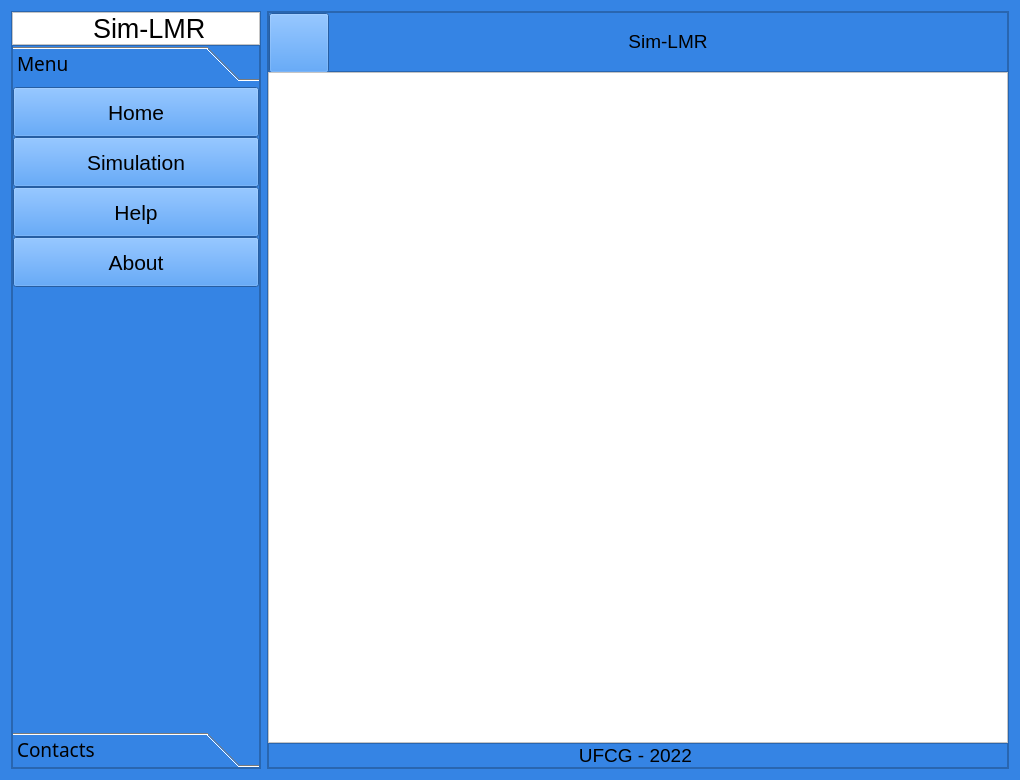
This is form.ui in AdeilsonLeal1/Simulador-SPR-LMR as Qt 5 draws it before an edit. The edited form follows.
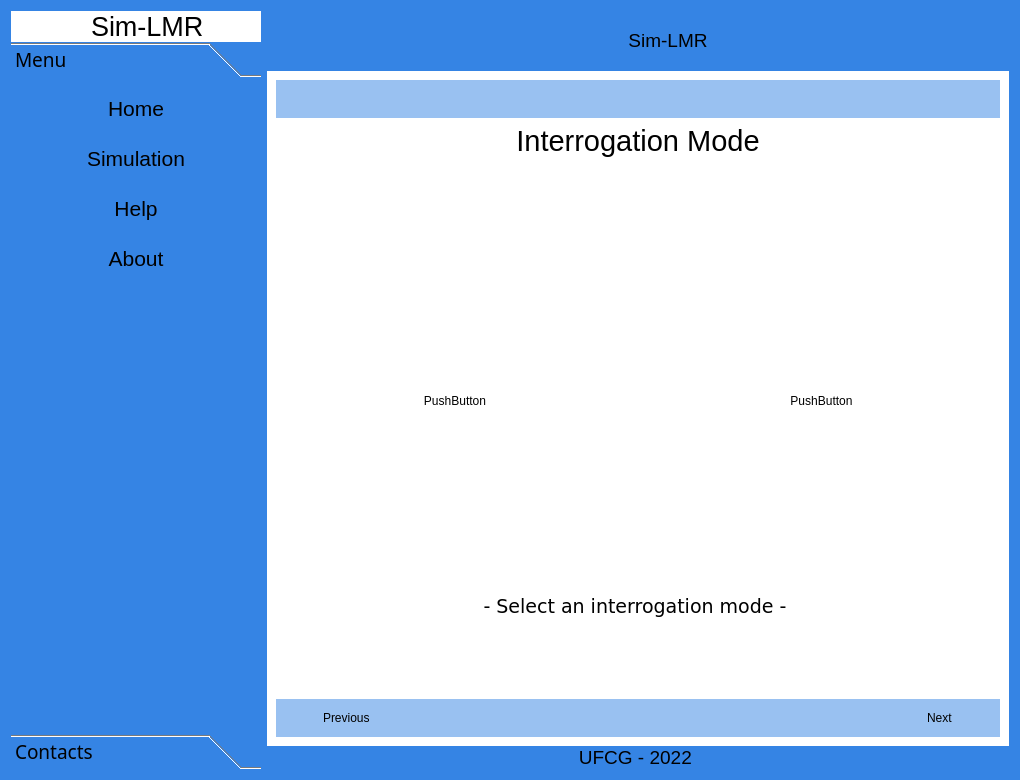
This is the edited form. The open tabs and pages were chosen to show the change. Icons and pictures are not drawn.

Commit message: Janela interrogation mode inserida

Diff of the .ui file:
```diff
--- a/form.ui
+++ b/form.ui
@@ -32,6 +32,12 @@
        <height>16777215</height>
       </size>
      </property>
+     <property name="styleSheet">
+      <string notr="true">border: none;
+
+
+</string>
+     </property>
      <property name="frameShape">
       <enum>QFrame::StyledPanel</enum>
      </property>
@@ -151,7 +157,12 @@
             </font>
            </property>
            <property name="styleSheet">
-            <string notr="true"/>
+            <string notr="true">QPushButton:hover{
+		
+	background-color: rgb(153, 193, 241);
+
+
+}</string>
            </property>
            <property name="currentIndex">
             <number>0</number>
@@ -161,8 +172,8 @@
              <rect>
               <x>0</x>
               <y>0</y>
-              <width>246</width>
-              <height>634</height>
+              <width>250</width>
+              <height>640</height>
              </rect>
             </property>
             <property name="font">
@@ -171,6 +182,10 @@
               <pointsize>14</pointsize>
              </font>
             </property>
+            <property name="styleSheet">
+             <string notr="true">
+</string>
+            </property>
             <attribute name="label">
              <string>Menu</string>
             </attribute>
@@ -204,6 +219,9 @@
                  <pointsize>16</pointsize>
                 </font>
                </property>
+               <property name="styleSheet">
+                <string notr="true"/>
+               </property>
                <property name="text">
                 <string>Home</string>
                </property>
@@ -344,6 +362,18 @@
    </item>
    <item>
     <widget class="QFrame" name="main_container">
+     <property name="styleSheet">
+      <string notr="true">*{
+
+border: none;
+
+}
+
+QPushButton:hover{
+	background-color: rgb(153, 193, 241);
+}
+</string>
+     </property>
      <property name="frameShape">
       <enum>QFrame::StyledPanel</enum>
      </property>
@@ -380,6 +410,10 @@
           <height>60</height>
          </size>
         </property>
+        <property name="styleSheet">
+         <string notr="true">
+</string>
+        </property>
         <property name="frameShape">
          <enum>QFrame::StyledPanel</enum>
         </property>
@@ -952,7 +986,303 @@
              </item>
             </layout>
            </widget>
-           <widget class="QWidget" name="interrogation_mode_pg"/>
+           <widget class="QWidget" name="interrogation_mode_pg">
+            <layout class="QVBoxLayout" name="verticalLayout_8">
+             <item>
+              <widget class="QFrame" name="frame_hierarq_2">
+               <property name="styleSheet">
+                <string notr="true">background-color: rgb(153, 193, 241);</string>
+               </property>
+               <property name="frameShape">
+                <enum>QFrame::StyledPanel</enum>
+               </property>
+               <property name="frameShadow">
+                <enum>QFrame::Raised</enum>
+               </property>
+               <layout class="QHBoxLayout" name="horizontalLayout_10">
+                <item>
+                 <widget class="QPushButton" name="btn_home_2">
+                  <property name="minimumSize">
+                   <size>
+                    <width>20</width>
+                    <height>20</height>
+                   </size>
+                  </property>
+                  <property name="maximumSize">
+                   <size>
+                    <width>20</width>
+                    <height>20</height>
+                   </size>
+                  </property>
+                  <property name="text">
+                   <string/>
+                  </property>
+                  <property name="icon">
+                   <iconset resource="icons_.qrc">
+                    <normaloff>:/icons/icons/casa.png</normaloff>:/icons/icons/casa.png</iconset>
+                  </property>
+                  <property name="iconSize">
+                   <size>
+                    <width>20</width>
+                    <height>20</height>
+                   </size>
+                  </property>
+                 </widget>
+                </item>
+                <item>
+                 <spacer name="horizontalSpacer_8">
+                  <property name="orientation">
+                   <enum>Qt::Horizontal</enum>
+                  </property>
+                  <property name="sizeHint" stdset="0">
+                   <size>
+                    <width>675</width>
+                    <height>20</height>
+                   </size>
+                  </property>
+                 </spacer>
+                </item>
+               </layout>
+              </widget>
+             </item>
+             <item>
+              <widget class="QLabel" name="Interrogatio_label">
+               <property name="font">
+                <font>
+                 <pointsize>20</pointsize>
+                </font>
+               </property>
+               <property name="text">
+                <string>&lt;html&gt;&lt;head/&gt;&lt;body&gt;&lt;p align=&quot;center&quot;&gt;&lt;span style=&quot; font-size:22pt;&quot;&gt;Interrogation Mode&lt;/span&gt;&lt;/p&gt;&lt;/body&gt;&lt;/html&gt;</string>
+               </property>
+              </widget>
+             </item>
+             <item>
+              <spacer name="verticalSpacer_5">
+               <property name="orientation">
+                <enum>Qt::Vertical</enum>
+               </property>
+               <property name="sizeHint" stdset="0">
+                <size>
+                 <width>20</width>
+                 <height>53</height>
+                </size>
+               </property>
+              </spacer>
+             </item>
+             <item>
+              <widget class="QFrame" name="frame_AIM_WIM">
+               <property name="minimumSize">
+                <size>
+                 <width>680</width>
+                 <height>350</height>
+                </size>
+               </property>
+               <property name="frameShape">
+                <enum>QFrame::StyledPanel</enum>
+               </property>
+               <property name="frameShadow">
+                <enum>QFrame::Raised</enum>
+               </property>
+               <layout class="QHBoxLayout" name="horizontalLayout_11">
+                <property name="spacing">
+                 <number>9</number>
+                </property>
+                <property name="leftMargin">
+                 <number>0</number>
+                </property>
+                <property name="topMargin">
+                 <number>0</number>
+                </property>
+                <property name="rightMargin">
+                 <number>0</number>
+                </property>
+                <property name="bottomMargin">
+                 <number>0</number>
+                </property>
+                <item>
+                 <widget class="QPushButton" name="aim_btn">
+                  <property name="sizePolicy">
+                   <sizepolicy hsizetype="Minimum" vsizetype="Preferred">
+                    <horstretch>0</horstretch>
+                    <verstretch>0</verstretch>
+                   </sizepolicy>
+                  </property>
+                  <property name="minimumSize">
+                   <size>
+                    <width>300</width>
+                    <height>300</height>
+                   </size>
+                  </property>
+                  <property name="maximumSize">
+                   <size>
+                    <width>400</width>
+                    <height>400</height>
+                   </size>
+                  </property>
+                  <property name="text">
+                   <string>PushButton</string>
+                  </property>
+                 </widget>
+                </item>
+                <item>
+                 <widget class="QPushButton" name="wim_btn">
+                  <property name="sizePolicy">
+                   <sizepolicy hsizetype="Minimum" vsizetype="Preferred">
+                    <horstretch>0</horstretch>
+                    <verstretch>0</verstretch>
+                   </sizepolicy>
+                  </property>
+                  <property name="minimumSize">
+                   <size>
+                    <width>300</width>
+                    <height>300</height>
+                   </size>
+                  </property>
+                  <property name="maximumSize">
+                   <size>
+                    <width>400</width>
+                    <height>400</height>
+                   </size>
+                  </property>
+                  <property name="text">
+                   <string>PushButton</string>
+                  </property>
+                 </widget>
+                </item>
+               </layout>
+              </widget>
+             </item>
+             <item>
+              <widget class="QLabel" name="warning_inter">
+               <property name="sizePolicy">
+                <sizepolicy hsizetype="Preferred" vsizetype="Minimum">
+                 <horstretch>0</horstretch>
+                 <verstretch>0</verstretch>
+                </sizepolicy>
+               </property>
+               <property name="minimumSize">
+                <size>
+                 <width>50</width>
+                 <height>50</height>
+                </size>
+               </property>
+               <property name="font">
+                <font>
+                 <pointsize>14</pointsize>
+                </font>
+               </property>
+               <property name="text">
+                <string>&lt;html&gt;&lt;head/&gt;&lt;body&gt;&lt;pre align=&quot;center&quot; style=&quot; margin-top:12px; margin-bottom:12px; margin-left:0px; margin-right:0px; -qt-block-indent:0; text-indent:0px;&quot;&gt;&lt;a name=&quot;tw-target-text-container&quot;/&gt;&lt;span style=&quot; font-family:'monospace';&quot;/&gt;&lt;span style=&quot; font-family:'monospace';&quot;&gt;- Select an interrogation mode - &lt;/span&gt;&lt;/pre&gt;&lt;/body&gt;&lt;/html&gt;</string>
+               </property>
+              </widget>
+             </item>
+             <item>
+              <spacer name="verticalSpacer_6">
+               <property name="orientation">
+                <enum>Qt::Vertical</enum>
+               </property>
+               <property name="sizeHint" stdset="0">
+                <size>
+                 <width>20</width>
+                 <height>52</height>
+                </size>
+               </property>
+              </spacer>
+             </item>
+             <item>
+              <widget class="QFrame" name="frame_next_previous_2">
+               <property name="styleSheet">
+                <string notr="true">background-color: rgb(153, 193, 241);</string>
+               </property>
+               <property name="frameShape">
+                <enum>QFrame::StyledPanel</enum>
+               </property>
+               <property name="frameShadow">
+                <enum>QFrame::Raised</enum>
+               </property>
+               <layout class="QHBoxLayout" name="horizontalLayout_9">
+                <item>
+                 <widget class="QPushButton" name="prev_btn_inter">
+                  <property name="text">
+                   <string/>
+                  </property>
+                  <property name="icon">
+                   <iconset resource="icons_.qrc">
+                    <normaloff>:/icons/icons/simbolo-de-setas-duplas-para-a-esquerda.png</normaloff>:/icons/icons/simbolo-de-setas-duplas-para-a-esquerda.png</iconset>
+                  </property>
+                  <property name="iconSize">
+                   <size>
+                    <width>25</width>
+                    <height>25</height>
+                   </size>
+                  </property>
+                 </widget>
+                </item>
+                <item>
+                 <widget class="QLabel" name="label_9">
+                  <property name="text">
+                   <string>Previous</string>
+                  </property>
+                 </widget>
+                </item>
+                <item>
+                 <spacer name="horizontalSpacer_5">
+                  <property name="orientation">
+                   <enum>Qt::Horizontal</enum>
+                  </property>
+                  <property name="sizeType">
+                   <enum>QSizePolicy::Expanding</enum>
+                  </property>
+                  <property name="sizeHint" stdset="0">
+                   <size>
+                    <width>100</width>
+                    <height>20</height>
+                   </size>
+                  </property>
+                 </spacer>
+                </item>
+                <item>
+                 <widget class="QLabel" name="label_10">
+                  <property name="text">
+                   <string>Next</string>
+                  </property>
+                 </widget>
+                </item>
+                <item>
+                 <widget class="QPushButton" name="next_btn_inter">
+                  <property name="enabled">
+                   <bool>true</bool>
+                  </property>
+                  <property name="styleSheet">
+                   <string notr="true"/>
+                  </property>
+                  <property name="text">
+                   <string/>
+                  </property>
+                  <property name="icon">
+                   <iconset resource="icons_.qrc">
+                    <normaloff>:/icons/icons/simbolo-de-setas-duplas-para-a-direita-para-avancar.png</normaloff>:/icons/icons/simbolo-de-setas-duplas-para-a-direita-para-avancar.png</iconset>
+                  </property>
+                  <property name="iconSize">
+                   <size>
+                    <width>25</width>
+                    <height>25</height>
+                   </size>
+                  </property>
+                  <property name="checkable">
+                   <bool>false</bool>
+                  </property>
+                  <property name="checked">
+                   <bool>false</bool>
+                  </property>
+                 </widget>
+                </item>
+               </layout>
+              </widget>
+             </item>
+            </layout>
+           </widget>
            <widget class="QWidget" name="angular_range_pg"/>
            <widget class="QWidget" name="incident_wavelength_pg"/>
            <widget class="QWidget" name="spectral_range_pg"/>
```
Left out of the diff: 45 changed lines with no effect on the pictures.
